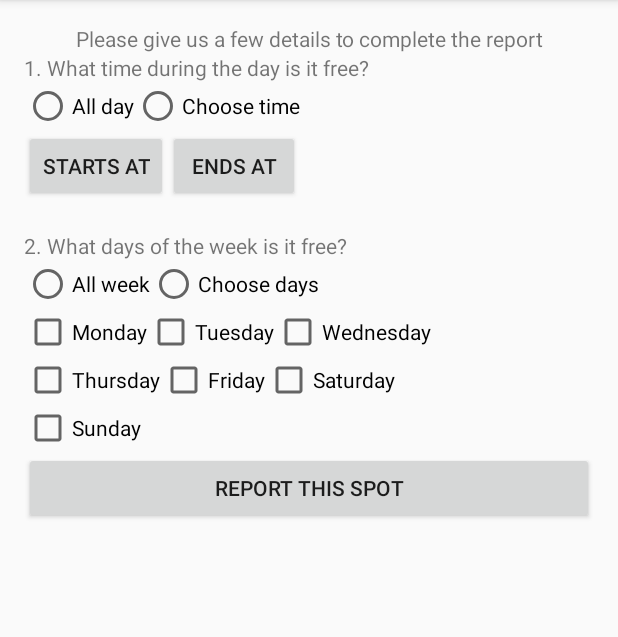
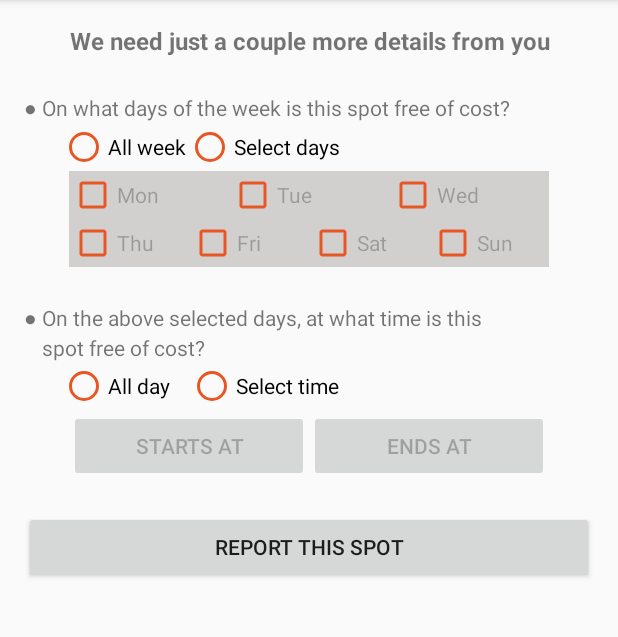
Before and after one commit to rva15/SpotPark, an Android app: the ReportForm screen opened directly, with no data from a screen before it, on a phone screen of 412 x 824 dp, the part 84-721 px from its top. Run offline under Robolectric (Android 15) with nearby library versions, the phone set to English and light mode, and no system bars; our stand-ins replace Firebase (no records; nobody signed in at launch, a user with empty details on screens opened directly); 2 statements that could not run were skipped.

Commit message:
report form beautification

```diff
--- a/app/src/main/AndroidManifest.xml
+++ b/app/src/main/AndroidManifest.xml
@@ -55,8 +55,7 @@
             android:name="com.facebook.FacebookActivity"
             android:configChanges="keyboard|keyboardHidden|screenLayout|screenSize|orientation"
             android:label="@string/app_name"
-            android:noHistory="false"
-            android:theme="@android:style/Theme.Translucent.NoTitleBar" />
+            android:noHistory="false" />
 
         <meta-data
             android:name="com.facebook.sdk.ApplicationId"
--- a/app/src/main/res/layout/activity_login1.xml
+++ b/app/src/main/res/layout/activity_login1.xml
@@ -34,12 +34,12 @@
             android:layout_weight="1"
             android:scaleX="1.5"
             android:scaleY="1.5"
-            android:src="@drawable/spotpark_logo_orange"
+            android:src="@drawable/ic_launcher"
             android:layout_gravity="center"/>
         <TextView
             android:layout_width="match_parent"
             android:layout_height="0dp"
-            android:layout_marginTop="-40dp"
+            android:layout_marginTop="40dp"
             android:layout_weight="1"
             android:textSize="24dp"
             android:textColor="@color/colorPrimaryDark"
--- a/app/src/main/res/layout/activity_report_form.xml
+++ b/app/src/main/res/layout/activity_report_form.xml
@@ -13,13 +13,121 @@
     <TextView
         android:layout_width="match_parent"
         android:layout_height="wrap_content"
-        android:text="Please give us a few details to complete the report"
+        android:textSize="16dp"
+        android:textStyle="bold"
+        android:text="We need just a couple more details from you"
         android:gravity="center"/>
     <TextView
         android:layout_width="match_parent"
         android:gravity="left"
         android:layout_height="wrap_content"
-        android:text="1. What time during the day is it free?"/>
+        android:layout_marginTop="24dp"
+        android:text="\u25CF On what days of the week is this spot free of cost?"/>
+
+    <RadioGroup
+        android:layout_width="match_parent"
+        android:layout_height="wrap_content"
+        android:orientation="horizontal"
+        android:id="@+id/daysgroup">
+        <RadioButton
+            android:layout_width="wrap_content"
+            android:layout_height="match_parent"
+            android:layout_marginLeft="24dp"
+            android:id="@+id/allweek"
+            android:text="All week"
+            android:buttonTint="@color/tab_background_selected"
+            android:onClick="deactivateDays"/>
+        <RadioButton
+            android:layout_width="wrap_content"
+            android:layout_height="match_parent"
+            android:id="@+id/choosedays"
+            android:buttonTint="@color/tab_background_selected"
+            android:text="Select days"
+            android:onClick="activateDays"/>
+    </RadioGroup>
+
+    <LinearLayout
+        android:layout_width="match_parent"
+        android:layout_height="wrap_content"
+        android:orientation="horizontal"
+        android:background="#D1D0CE"
+        android:layout_marginLeft="30dp"
+        android:layout_marginRight="30dp">
+        <CheckBox android:id="@+id/mon"
+            android:layout_width="0dp"
+            android:layout_weight="1"
+            android:buttonTint="@color/tab_background_selected"
+            android:layout_height="wrap_content"
+            android:text="Mon"
+            />
+        <CheckBox android:id="@+id/tue"
+            android:layout_width="0dp"
+            android:layout_weight="1"
+            android:buttonTint="@color/tab_background_selected"
+            android:layout_height="wrap_content"
+            android:text="Tue"
+            />
+        <CheckBox android:id="@+id/wed"
+            android:layout_width="0dp"
+            android:layout_weight="1"
+            android:buttonTint="@color/tab_background_selected"
+            android:layout_height="wrap_content"
+            android:text="Wed"
+            />
+
+    </LinearLayout>
+    <LinearLayout
+        android:layout_width="match_parent"
+        android:layout_height="wrap_content"
+        android:orientation="horizontal"
+        android:background="#D1D0CE"
+        android:layout_marginLeft="30dp"
+        android:layout_marginRight="30dp">
+        <CheckBox android:id="@+id/thu"
+            android:layout_width="0dp"
+            android:layout_weight="1"
+            android:buttonTint="@color/tab_background_selected"
+            android:layout_height="wrap_content"
+            android:text="Thu"
+            />
+        <CheckBox android:id="@+id/fri"
+            android:layout_width="0dp"
+            android:layout_weight="1"
+            android:buttonTint="@color/tab_background_selected"
+            android:layout_height="wrap_content"
+            android:text="Fri"
+            />
+        <CheckBox android:id="@+id/sat"
+            android:layout_width="0dp"
+            android:layout_weight="1"
+            android:buttonTint="@color/tab_background_selected"
+            android:layout_height="wrap_content"
+            android:text="Sat"
+            />
+        <CheckBox android:id="@+id/sun"
+            android:layout_width="0dp"
+            android:layout_weight="1"
+            android:buttonTint="@color/tab_background_selected"
+            android:layout_height="wrap_content"
+            android:text="Sun"
+            />
+    </LinearLayout>
+
+
+    <TextView
+        android:layout_width="match_parent"
+        android:gravity="left"
+        android:layout_height="wrap_content"
+        android:layout_marginTop="24dp"
+        android:text="\u25CF On the above selected days, at what time is this "/>
+
+    <TextView
+        android:layout_width="match_parent"
+        android:gravity="left"
+        android:layout_height="wrap_content"
+        android:layout_marginLeft="12dp"
+        android:text="spot free of cost?"/>
+
 
 
     <RadioGroup
@@ -31,24 +139,36 @@
             android:layout_width="wrap_content"
             android:layout_height="match_parent"
             android:id="@+id/allday"
-            android:text="All day" />
+            android:buttonTint="@color/tab_background_selected"
+            android:layout_marginLeft="24dp"
+            android:text="All day"
+            android:onClick="deactivateButtons"/>
         <RadioButton
             android:layout_width="wrap_content"
             android:layout_height="match_parent"
             android:id="@+id/choosetime"
-            android:text="Choose time" />
+            android:layout_marginLeft="12dp"
+            android:buttonTint="@color/tab_background_selected"
+            android:text="Select time"
+            android:onClick="activateButtons"/>
     </RadioGroup>
     <LinearLayout
         android:layout_width="match_parent"
         android:layout_height="wrap_content"
-        android:orientation="horizontal">
+        android:orientation="horizontal"
+        android:layout_marginLeft="30dp"
+        android:layout_marginRight="30dp">
         <Button
-            android:layout_width="wrap_content"
+            android:id="@+id/chooseStart"
+            android:layout_width="0dp"
+            android:layout_weight="1"
             android:layout_height="match_parent"
             android:text="Starts At"
             android:onClick="showStartDialog"/>
         <Button
-            android:layout_width="wrap_content"
+            android:id="@+id/chooseEnd"
+            android:layout_width="0dp"
+            android:layout_weight="1"
             android:layout_height="match_parent"
             android:text="Ends At"
             android:onClick="showEndDialog"/>
@@ -56,85 +176,25 @@
     <LinearLayout
         android:layout_width="match_parent"
         android:layout_height="wrap_content"
-        android:orientation="horizontal">
+        android:orientation="horizontal"
+        android:layout_marginLeft="30dp"
+        android:layout_marginRight="30dp">
         <TextView
             android:layout_width="0dp"
             android:layout_weight="1"
             android:layout_height="match_parent"
+            android:gravity="center"
             android:id="@+id/starttime"/>
         <TextView
             android:layout_width="0dp"
             android:layout_weight="1"
+            android:gravity="center"
             android:layout_height="match_parent"
             android:id="@+id/endtime"/>
     </LinearLayout>
 
-    <TextView
-        android:layout_width="match_parent"
-        android:gravity="left"
-        android:layout_height="wrap_content"
-        android:text="2. What days of the week is it free?"/>
 
-    <RadioGroup
-        android:layout_width="match_parent"
-        android:layout_height="wrap_content"
-        android:orientation="horizontal"
-        android:id="@+id/daysgroup">
-        <RadioButton
-            android:layout_width="wrap_content"
-            android:layout_height="match_parent"
-            android:id="@+id/allweek"
-            android:text="All week" />
-        <RadioButton
-            android:layout_width="wrap_content"
-            android:layout_height="match_parent"
-            android:id="@+id/choosedays"
-            android:text="Choose days" />
-    </RadioGroup>
-    <LinearLayout
-        android:layout_width="match_parent"
-        android:layout_height="wrap_content">
-        <CheckBox android:id="@+id/mon"
-            android:layout_width="wrap_content"
-            android:layout_height="wrap_content"
-            android:text="Monday"
-            />
-        <CheckBox android:id="@+id/tue"
-            android:layout_width="wrap_content"
-            android:layout_height="wrap_content"
-            android:text="Tuesday"
-            />
-        <CheckBox android:id="@+id/wed"
-            android:layout_width="wrap_content"
-            android:layout_height="wrap_content"
-            android:text="Wednesday"
-            />
 
-    </LinearLayout>
-    <LinearLayout
-        android:layout_width="match_parent"
-        android:layout_height="wrap_content">
-        <CheckBox android:id="@+id/thu"
-            android:layout_width="wrap_content"
-            android:layout_height="wrap_content"
-            android:text="Thursday"
-            />
-        <CheckBox android:id="@+id/fri"
-            android:layout_width="wrap_content"
-            android:layout_height="wrap_content"
-            android:text="Friday"
-            />
-        <CheckBox android:id="@+id/sat"
-            android:layout_width="wrap_content"
-            android:layout_height="wrap_content"
-            android:text="Saturday"
-            />
-    </LinearLayout>
-    <CheckBox android:id="@+id/sun"
-        android:layout_width="wrap_content"
-        android:layout_height="wrap_content"
-        android:text="Sunday"
-        />
     <Button
         android:layout_width="match_parent"
         android:layout_height="wrap_content"
--- a/app/src/main/res/layout/checkindialog.xml
+++ b/app/src/main/res/layout/checkindialog.xml
@@ -2,7 +2,8 @@
 <LinearLayout xmlns:android="http://schemas.android.com/apk/res/android"
     android:orientation="vertical"
     android:layout_width="match_parent"
-    android:layout_height="match_parent">
+    android:layout_height="match_parent"
+    >
 
     <LinearLayout
         android:layout_width="match_parent"
--- a/app/src/main/res/layout/reportformdialog.xml
+++ b/app/src/main/res/layout/reportformdialog.xml
@@ -2,13 +2,15 @@
 <LinearLayout xmlns:android="http://schemas.android.com/apk/res/android"
     android:orientation="vertical"
     android:layout_width="match_parent"
-    android:layout_height="match_parent">
+    android:layout_height="match_parent"
+    android:theme="@style/AppTheme">
 
     <TimePicker
         android:id="@+id/freetime"
         android:layout_width="match_parent"
         android:layout_height="wrap_content"
-        android:timePickerMode="spinner">
+        android:timePickerMode="clock"
+        android:headerBackground="@color/tab_background_unselected">
     </TimePicker>
 
 
```
Also changed, not shown: app/src/main/java/com/example/android/sp/ReportForm.java (+99 -12 lines).
